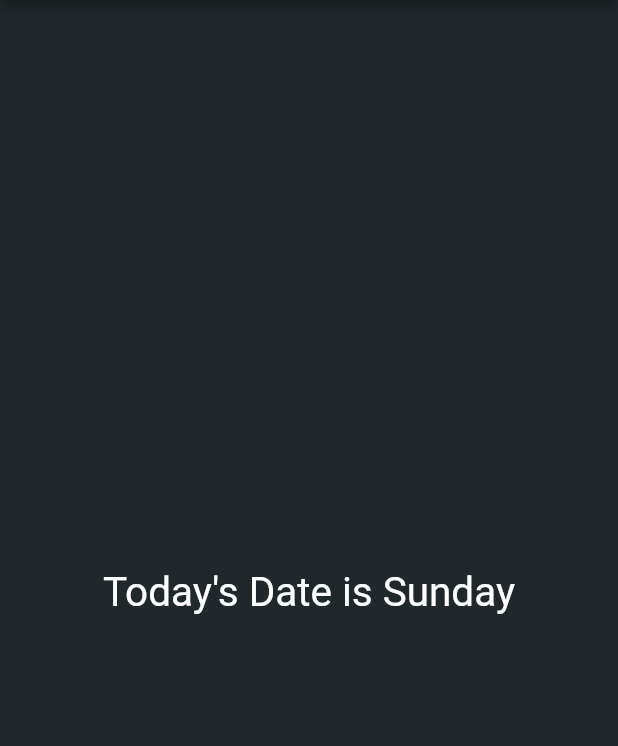
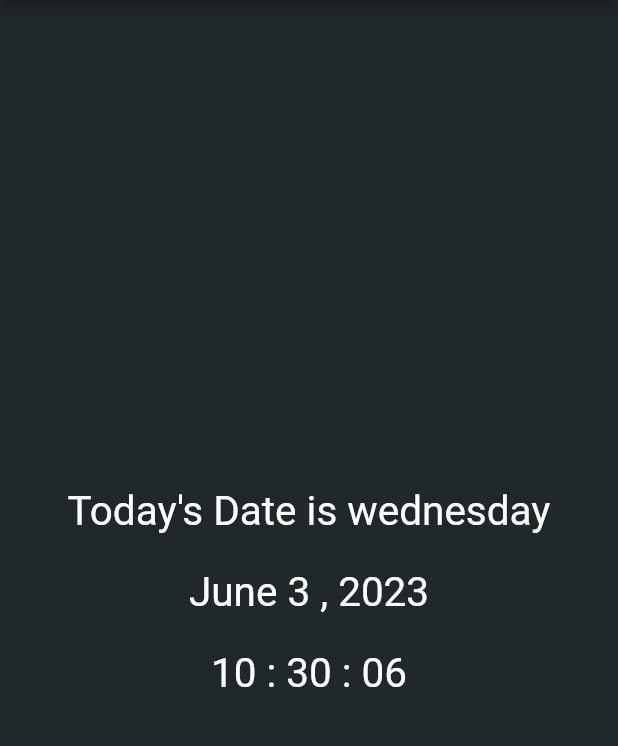
Before and after one commit to alaa-flutter/Time-Date-App, a Flutter app: the screen it shows after launch, on a phone screen of 412 x 824 dp, the part 84-830 px from its top. Run offline on Flutter 3.47's test engine with Material 2 defaults, Android fonts, the phone set to English and light mode, and no system bars.

Commit message:
change time every 1 second

```diff
--- a/lib/Views/time_view_body.dart
+++ b/lib/Views/time_view_body.dart
@@ -1,10 +1,113 @@
 import 'package:flutter/material.dart';
 import 'package:time_app/Widgets/text_home.dart';
+import "dart:async";
 
-class TimeViewBody extends StatelessWidget {
+class TimeViewBody extends StatefulWidget {
   const TimeViewBody({
     Key? key,
   }) : super(key: key);
+
+  @override
+  State<TimeViewBody> createState() => _TimeViewBodyState();
+}
+
+class _TimeViewBodyState extends State<TimeViewBody> {
+  /// Time
+  int hour = 0;
+  String min = "";
+  String sec = "";
+
+  /// Dates
+  String dayWeek = "";
+  String year = "";
+  String month = "";
+  String dayNumber = "";
+  changeEverySecond() {
+    Timer.periodic(const Duration(seconds: 1), (timer) {
+      setState(() {
+        /// Time
+        hour = DateTime.now().hour;
+        if (hour > 12) {
+          hour = hour - 12;
+        }
+        min = DateTime.now().minute.toString();
+        sec = DateTime.now().second.toString();
+
+        /// Date
+        dayWeek = DateTime.now().day.toString();
+        switch (dayWeek) {
+          case "1":
+            dayWeek = "monday";
+            break;
+          case "2":
+            dayWeek = "Tuesday";
+            break;
+          case "3":
+            dayWeek = "wednesday";
+            break;
+          case "4":
+            dayWeek = "Thursday";
+            break;
+          case "5":
+            dayWeek = "Friday";
+            break;
+          case "6":
+            dayWeek = "Saturday";
+            break;
+          case "7":
+            dayWeek = "Sunday";
+            break;
+        }
+        year = DateTime.now().year.toString();
+        month = DateTime.now().month.toString();
+        switch (month) {
+          case '1':
+            month = 'January';
+            break;
+          case "2":
+            month = "Feb";
+            break;
+          case "3":
+            month = "March";
+            break;
+          case '4':
+            month = 'April';
+            break;
+          case "5":
+            month = "May ";
+            break;
+          case "6":
+            month = "June";
+            break;
+          case '7':
+            month = 'July';
+            break;
+          case "8":
+            month = "August";
+            break;
+          case "9":
+            month = "September";
+            break;
+          case '10':
+            month = 'October';
+            break;
+          case "11":
+            month = "November";
+            break;
+          case "12":
+            month = "December";
+            break;
+        }
+        dayNumber = DateTime.now().day.toString();
+      });
+    });
+  }
+
+  @override
+  void initState() {
+    changeEverySecond();
+    super.initState();
+  }
 
   @override
   Widget build(BuildContext context) {
@@ -12,9 +115,17 @@ class TimeViewBody extends StatelessWidget {
       child: Column(
         mainAxisAlignment: MainAxisAlignment.center,
         // crossAxisAlignment: CrossAxisAlignment.center,
-        children: const [
+        children: [
+          /// {DateFormat('EEEE').format(DateTime.now())}
           TextHome(
-            text: 'Today\'s Date is Sunday',
+            text: 'Today\'s Date is $dayWeek',
+          ),
+          TextHome(
+            text: '$month $dayNumber , $year',
+          ),
+          TextHome(
+            text:
+                '${hour.toString().padLeft(2, '0')} : ${min.padLeft(2, '0')} : ${sec.padLeft(2, '0')}',
           ),
         ],
       ),
```
